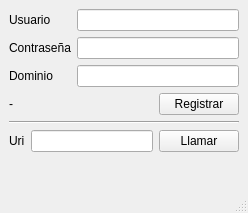
Above: src/mainwindow.ui from sisuani/voipc before the change. Below: the same form after it.
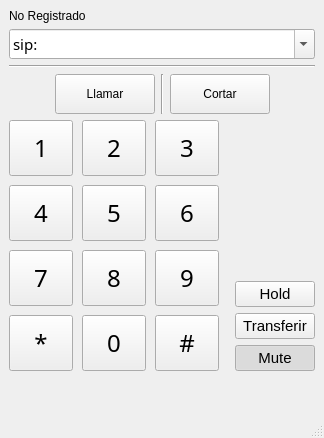
That is the form after the change.

```diff
--- a/src/mainwindow.ui
+++ b/src/mainwindow.ui
@@ -6,79 +6,39 @@
    <rect>
     <x>0</x>
     <y>0</y>
-    <width>248</width>
-    <height>213</height>
+    <width>324</width>
+    <height>438</height>
    </rect>
   </property>
   <property name="windowTitle">
    <string>MainWindow</string>
   </property>
   <widget class="QWidget" name="centralwidget">
-   <layout class="QVBoxLayout" name="verticalLayout">
+   <layout class="QVBoxLayout" name="verticalLayout_2">
     <item>
-     <layout class="QGridLayout" name="gridLayout">
-      <item row="1" column="0">
-       <widget class="QLabel" name="label_2">
-        <property name="text">
-         <string>Contraseña</string>
-        </property>
-       </widget>
+     <widget class="QLabel" name="statusLabel">
+      <property name="text">
+       <string>No Registrado</string>
+      </property>
+     </widget>
+    </item>
+    <item>
+     <widget class="QComboBox" name="uriComboBox">
+      <property name="font">
+       <font>
+        <family>Trebuchet MS</family>
+        <pointsize>11</pointsize>
+       </font>
+      </property>
+      <property name="editable">
+       <bool>true</bool>
+      </property>
+      <item>
+       <property name="text">
+        <string>sip:</string>
+       </property>
       </item>
-      <item row="0" column="1">
-       <widget class="QLineEdit" name="userLineEdit"/>
-      </item>
-      <item row="1" column="1">
-       <widget class="QLineEdit" name="passLineEdit"/>
-      </item>
-      <item row="0" column="0">
-       <widget class="QLabel" name="label">
-        <property name="text">
-         <string>Usuario</string>
-        </property>
-       </widget>
-      </item>
-      <item row="3" column="1">
-       <layout class="QHBoxLayout" name="horizontalLayout">
-        <item>
-         <spacer name="horizontalSpacer">
-          <property name="orientation">
-           <enum>Qt::Horizontal</enum>
-          </property>
-          <property name="sizeHint" stdset="0">
-           <size>
-            <width>40</width>
-            <height>20</height>
-           </size>
-          </property>
-         </spacer>
-        </item>
-        <item>
-         <widget class="QPushButton" name="registerButton">
-          <property name="text">
-           <string>Registrar</string>
-          </property>
-         </widget>
-        </item>
-       </layout>
-      </item>
-      <item row="3" column="0">
-       <widget class="QLabel" name="registeredLabel">
-        <property name="text">
-         <string>-</string>
-        </property>
-       </widget>
-      </item>
-      <item row="2" column="0">
-       <widget class="QLabel" name="label_4">
-        <property name="text">
-         <string>Dominio</string>
-        </property>
-       </widget>
-      </item>
-      <item row="2" column="1">
-       <widget class="QLineEdit" name="domainLineEdit"/>
-      </item>
-     </layout>
+     </widget>
     </item>
     <item>
      <widget class="Line" name="line">
@@ -88,23 +48,502 @@
      </widget>
     </item>
     <item>
-     <layout class="QHBoxLayout" name="horizontalLayout_2">
+     <layout class="QHBoxLayout" name="horizontalLayout_3">
       <item>
-       <widget class="QLabel" name="label_3">
-        <property name="text">
-         <string>Uri</string>
+       <spacer name="horizontalSpacer_6">
+        <property name="orientation">
+         <enum>Qt::Horizontal</enum>
         </property>
-       </widget>
+        <property name="sizeHint" stdset="0">
+         <size>
+          <width>40</width>
+          <height>20</height>
+         </size>
+        </property>
+       </spacer>
       </item>
       <item>
-       <widget class="QLineEdit" name="uriLineEdit"/>
-      </item>
-      <item>
-       <widget class="QPushButton" name="callButton">
+       <widget class="QToolButton" name="callButton">
+        <property name="minimumSize">
+         <size>
+          <width>100</width>
+          <height>0</height>
+         </size>
+        </property>
+        <property name="maximumSize">
+         <size>
+          <width>100</width>
+          <height>40</height>
+         </size>
+        </property>
         <property name="text">
          <string>Llamar</string>
         </property>
+        <property name="toolButtonStyle">
+         <enum>Qt::ToolButtonTextUnderIcon</enum>
+        </property>
        </widget>
+      </item>
+      <item>
+       <widget class="Line" name="line_3">
+        <property name="orientation">
+         <enum>Qt::Vertical</enum>
+        </property>
+       </widget>
+      </item>
+      <item>
+       <widget class="QToolButton" name="hangupButton">
+        <property name="minimumSize">
+         <size>
+          <width>100</width>
+          <height>40</height>
+         </size>
+        </property>
+        <property name="maximumSize">
+         <size>
+          <width>100</width>
+          <height>16777215</height>
+         </size>
+        </property>
+        <property name="text">
+         <string>Cortar</string>
+        </property>
+        <property name="toolButtonStyle">
+         <enum>Qt::ToolButtonTextUnderIcon</enum>
+        </property>
+       </widget>
+      </item>
+      <item>
+       <spacer name="horizontalSpacer_7">
+        <property name="orientation">
+         <enum>Qt::Horizontal</enum>
+        </property>
+        <property name="sizeHint" stdset="0">
+         <size>
+          <width>40</width>
+          <height>20</height>
+         </size>
+        </property>
+       </spacer>
+      </item>
+     </layout>
+    </item>
+    <item>
+     <layout class="QHBoxLayout" name="horizontalLayout">
+      <item>
+       <layout class="QGridLayout" name="gridLayout">
+        <property name="spacing">
+         <number>9</number>
+        </property>
+        <item row="0" column="1">
+         <widget class="QPushButton" name="d2Button">
+          <property name="minimumSize">
+           <size>
+            <width>64</width>
+            <height>56</height>
+           </size>
+          </property>
+          <property name="maximumSize">
+           <size>
+            <width>64</width>
+            <height>56</height>
+           </size>
+          </property>
+          <property name="font">
+           <font>
+            <family>Trebuchet MS</family>
+            <pointsize>18</pointsize>
+           </font>
+          </property>
+          <property name="text">
+           <string>2</string>
+          </property>
+          <property name="shortcut">
+           <string>2</string>
+          </property>
+         </widget>
+        </item>
+        <item row="1" column="0">
+         <widget class="QPushButton" name="d4Button">
+          <property name="minimumSize">
+           <size>
+            <width>64</width>
+            <height>56</height>
+           </size>
+          </property>
+          <property name="maximumSize">
+           <size>
+            <width>64</width>
+            <height>56</height>
+           </size>
+          </property>
+          <property name="font">
+           <font>
+            <family>Trebuchet MS</family>
+            <pointsize>18</pointsize>
+           </font>
+          </property>
+          <property name="text">
+           <string>4</string>
+          </property>
+          <property name="shortcut">
+           <string>4</string>
+          </property>
+         </widget>
+        </item>
+        <item row="2" column="2">
+         <widget class="QPushButton" name="d9Button">
+          <property name="minimumSize">
+           <size>
+            <width>64</width>
+            <height>56</height>
+           </size>
+          </property>
+          <property name="maximumSize">
+           <size>
+            <width>64</width>
+            <height>56</height>
+           </size>
+          </property>
+          <property name="font">
+           <font>
+            <family>Trebuchet MS</family>
+            <pointsize>18</pointsize>
+           </font>
+          </property>
+          <property name="text">
+           <string>9</string>
+          </property>
+          <property name="shortcut">
+           <string>9</string>
+          </property>
+         </widget>
+        </item>
+        <item row="1" column="2">
+         <widget class="QPushButton" name="d6Button">
+          <property name="minimumSize">
+           <size>
+            <width>64</width>
+            <height>56</height>
+           </size>
+          </property>
+          <property name="maximumSize">
+           <size>
+            <width>64</width>
+            <height>56</height>
+           </size>
+          </property>
+          <property name="font">
+           <font>
+            <family>Trebuchet MS</family>
+            <pointsize>18</pointsize>
+           </font>
+          </property>
+          <property name="text">
+           <string>6</string>
+          </property>
+          <property name="shortcut">
+           <string>6</string>
+          </property>
+         </widget>
+        </item>
+        <item row="2" column="0">
+         <widget class="QPushButton" name="d7Button">
+          <property name="minimumSize">
+           <size>
+            <width>64</width>
+            <height>56</height>
+           </size>
+          </property>
+          <property name="maximumSize">
+           <size>
+            <width>64</width>
+            <height>56</height>
+           </size>
+          </property>
+          <property name="font">
+           <font>
+            <family>Trebuchet MS</family>
+            <pointsize>18</pointsize>
+           </font>
+          </property>
+          <property name="text">
+           <string>7</string>
+          </property>
+          <property name="shortcut">
+           <string>7</string>
+          </property>
+         </widget>
+        </item>
+        <item row="2" column="1">
+         <widget class="QPushButton" name="d8Button">
+          <property name="minimumSize">
+           <size>
+            <width>64</width>
+            <height>56</height>
+           </size>
+          </property>
+          <property name="maximumSize">
+           <size>
+            <width>64</width>
+            <height>56</height>
+           </size>
+          </property>
+          <property name="font">
+           <font>
+            <family>Trebuchet MS</family>
+            <pointsize>18</pointsize>
+           </font>
+          </property>
+          <property name="text">
+           <string>8</string>
+          </property>
+          <property name="shortcut">
+           <string>8</string>
+          </property>
+         </widget>
+        </item>
+        <item row="0" column="0">
+         <widget class="QPushButton" name="d1Button">
+          <property name="minimumSize">
+           <size>
+            <width>64</width>
+            <height>56</height>
+           </size>
+          </property>
+          <property name="maximumSize">
+           <size>
+            <width>64</width>
+            <height>56</height>
+           </size>
+          </property>
+          <property name="font">
+           <font>
+            <family>Trebuchet MS</family>
+            <pointsize>18</pointsize>
+           </font>
+          </property>
+          <property name="text">
+           <string>1</string>
+          </property>
+          <property name="shortcut">
+           <string>1</string>
+          </property>
+         </widget>
+        </item>
+        <item row="0" column="2">
+         <widget class="QPushButton" name="d3Button">
+          <property name="minimumSize">
+           <size>
+            <width>64</width>
+            <height>56</height>
+           </size>
+          </property>
+          <property name="maximumSize">
+           <size>
+            <width>64</width>
+            <height>56</height>
+           </size>
+          </property>
+          <property name="font">
+           <font>
+            <family>Trebuchet MS</family>
+            <pointsize>18</pointsize>
+           </font>
+          </property>
+          <property name="text">
+           <string>3</string>
+          </property>
+          <property name="shortcut">
+           <string>3</string>
+          </property>
+         </widget>
+        </item>
+        <item row="3" column="0">
+         <widget class="QPushButton" name="dStarButton">
+          <property name="minimumSize">
+           <size>
+            <width>64</width>
+            <height>56</height>
+           </size>
+          </property>
+          <property name="maximumSize">
+           <size>
+            <width>64</width>
+            <height>56</height>
+           </size>
+          </property>
+          <property name="font">
+           <font>
+            <family>Trebuchet MS</family>
+            <pointsize>18</pointsize>
+           </font>
+          </property>
+          <property name="text">
+           <string>*</string>
+          </property>
+          <property name="shortcut">
+           <string>*</string>
+          </property>
+         </widget>
+        </item>
+        <item row="3" column="1">
+         <widget class="QPushButton" name="d0Button">
+          <property name="minimumSize">
+           <size>
+            <width>64</width>
+            <height>56</height>
+           </size>
+          </property>
+          <property name="maximumSize">
+           <size>
+            <width>64</width>
+            <height>56</height>
+           </size>
+          </property>
+          <property name="font">
+           <font>
+            <family>Trebuchet MS</family>
+            <pointsize>18</pointsize>
+           </font>
+          </property>
+          <property name="text">
+           <string>0</string>
+          </property>
+          <property name="shortcut">
+           <string>0</string>
+          </property>
+         </widget>
+        </item>
+        <item row="3" column="2">
+         <widget class="QPushButton" name="dNumeralButton">
+          <property name="minimumSize">
+           <size>
+            <width>64</width>
+            <height>56</height>
+           </size>
+          </property>
+          <property name="maximumSize">
+           <size>
+            <width>64</width>
+            <height>56</height>
+           </size>
+          </property>
+          <property name="font">
+           <font>
+            <family>Trebuchet MS</family>
+            <pointsize>18</pointsize>
+           </font>
+          </property>
+          <property name="text">
+           <string>#</string>
+          </property>
+          <property name="shortcut">
+           <string>#</string>
+          </property>
+         </widget>
+        </item>
+        <item row="1" column="1">
+         <widget class="QPushButton" name="d5Button">
+          <property name="minimumSize">
+           <size>
+            <width>64</width>
+            <height>56</height>
+           </size>
+          </property>
+          <property name="maximumSize">
+           <size>
+            <width>64</width>
+            <height>56</height>
+           </size>
+          </property>
+          <property name="font">
+           <font>
+            <family>Trebuchet MS</family>
+            <pointsize>18</pointsize>
+           </font>
+          </property>
+          <property name="text">
+           <string>5</string>
+          </property>
+          <property name="shortcut">
+           <string>5</string>
+          </property>
+         </widget>
+        </item>
+       </layout>
+      </item>
+      <item>
+       <spacer name="horizontalSpacer_3">
+        <property name="orientation">
+         <enum>Qt::Horizontal</enum>
+        </property>
+        <property name="sizeHint" stdset="0">
+         <size>
+          <width>37</width>
+          <height>250</height>
+         </size>
+        </property>
+       </spacer>
+      </item>
+      <item>
+       <layout class="QVBoxLayout" name="verticalLayout">
+        <item>
+         <spacer name="verticalSpacer_3">
+          <property name="orientation">
+           <enum>Qt::Vertical</enum>
+          </property>
+          <property name="sizeHint" stdset="0">
+           <size>
+            <width>20</width>
+            <height>40</height>
+           </size>
+          </property>
+         </spacer>
+        </item>
+        <item>
+         <widget class="QPushButton" name="pushButton">
+          <property name="font">
+           <font>
+            <pointsize>11</pointsize>
+           </font>
+          </property>
+          <property name="text">
+           <string>Hold</string>
+          </property>
+         </widget>
+        </item>
+        <item>
+         <widget class="QPushButton" name="pushButton_2">
+          <property name="font">
+           <font>
+            <pointsize>11</pointsize>
+           </font>
+          </property>
+          <property name="text">
+           <string>Transferir</string>
+          </property>
+         </widget>
+        </item>
+        <item>
+         <widget class="QPushButton" name="pushButton_3">
+          <property name="font">
+           <font>
+            <pointsize>11</pointsize>
+           </font>
+          </property>
+          <property name="text">
+           <string>Mute</string>
+          </property>
+          <property name="checkable">
+           <bool>true</bool>
+          </property>
+          <property name="checked">
+           <bool>true</bool>
+          </property>
+         </widget>
+        </item>
+       </layout>
       </item>
      </layout>
     </item>
@@ -116,7 +555,7 @@
       <property name="sizeHint" stdset="0">
        <size>
         <width>20</width>
-        <height>0</height>
+        <height>40</height>
        </size>
       </property>
      </spacer>
```
Left out of the diff: 29 changed lines with no effect on the pictures.
